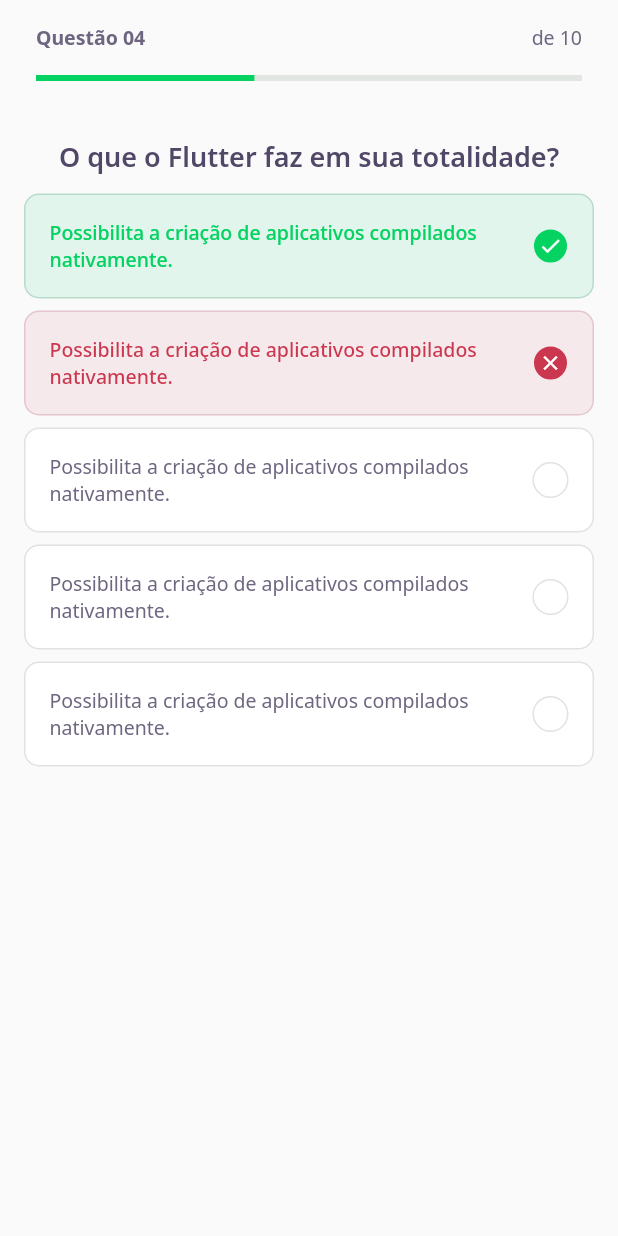
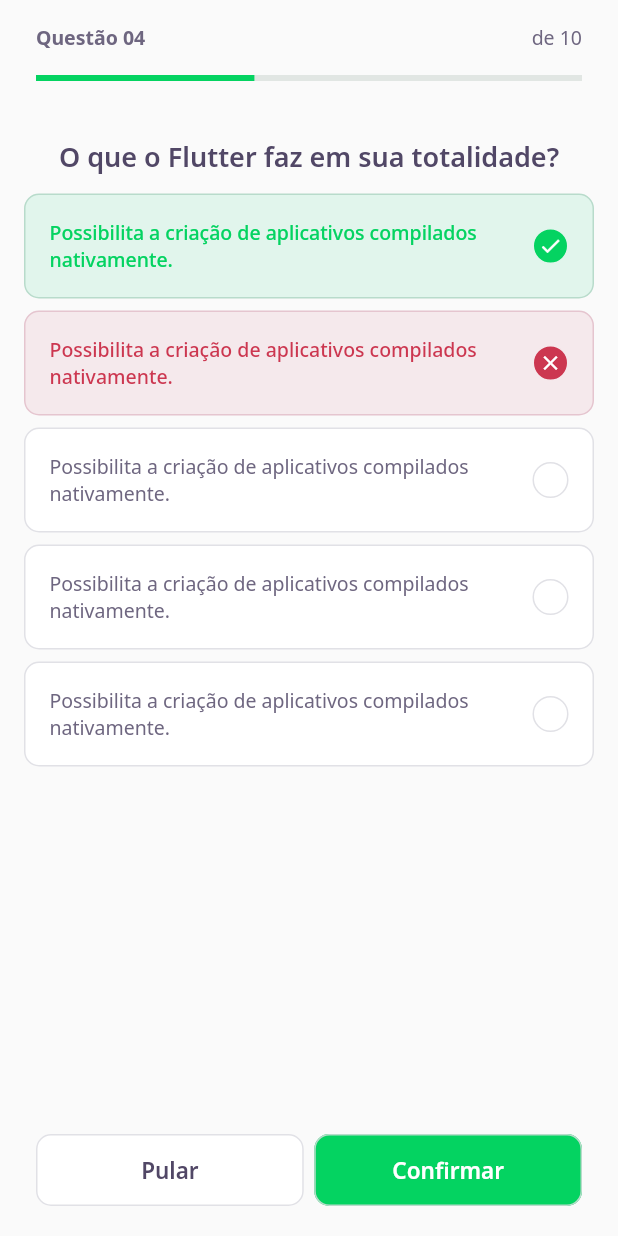
Before and after one commit to dtmiranda/devquiz, a Flutter app: the ChallengePage screen opened directly, on a phone screen of 412 x 824 dp. Run offline on Flutter 3.47's test engine with Material 2 defaults, Android fonts, the phone set to English and light mode, and no system bars; our stand-ins replace google_fonts; missing offline and left inert: dart:ffi; accounts and stored records are empty.

Commit message:
CREATE: button widget

```diff
--- /dev/null
+++ b/assets/database/user.json
@@ -0,0 +1,5 @@
+{
+    "name": "Samuel",
+    "score": 75,
+    "photoUrl": " "
+}
--- a/database/user.json
+++ /dev/null
@@ -1,5 +0,0 @@
-{
-    "name": "Samuel",
-    "score": 75,
-    "photoUrl": "https://github.com/dtmiranda.png"
-}
--- a/lib/challenge/challenge_page.dart
+++ b/lib/challenge/challenge_page.dart
@@ -1,3 +1,4 @@
+import 'package:devquiz/challenge/widget/next_button/next_button_widget.dart';
 import 'package:devquiz/challenge/widget/question_indicator/question_indicator.dart';
 import 'package:flutter/material.dart';
 
@@ -16,11 +17,30 @@ class _ChallengePageState extends State<ChallengePage> {
     return Scaffold(
       appBar: PreferredSize(
         preferredSize: Size.fromHeight(60),
-        child: SafeArea(top: true, child: QuestionIndicatorWidget()),
+        child: SafeArea(
+          top: true,
+          child: QuestionIndicatorWidget(),
+        ),
       ),
       body: QuizWidget(
         quizTitle: "O que o Flutter faz em sua totalidade?",
       ),
+      bottomNavigationBar: SafeArea(
+        bottom: true,
+        child: Padding(
+          padding: const EdgeInsets.symmetric(horizontal: 24, vertical: 20),
+          child: Row(
+            mainAxisAlignment: MainAxisAlignment.spaceAround,
+            children: [
+              Expanded(child: NextButtonWidget.white(label: "Pular")),
+              SizedBox(
+                width: 7,
+              ),
+              Expanded(child: NextButtonWidget.green(label: "Confirmar")),
+            ],
+          ),
+        ),
+      ),
     );
   }
 }
--- /dev/null
+++ b/lib/challenge/widget/next_button/next_button_widget.dart
@@ -0,0 +1,58 @@
+import 'package:flutter/material.dart';
+import 'package:google_fonts/google_fonts.dart';
+
+import 'package:devquiz/core/core.dart';
+
+class NextButtonWidget extends StatelessWidget {
+  final String label;
+  final Color backgroudColor;
+  final Color fontColor;
+  final Color borderColor;
+
+  NextButtonWidget({
+    Key? key,
+    required this.label,
+    required this.backgroudColor,
+    required this.fontColor,
+    required this.borderColor,
+  }) : super(key: key);
+
+  NextButtonWidget.green({required String label})
+      : this.backgroudColor = AppColors.darkGreen,
+        this.fontColor = AppColors.white,
+        this.borderColor = AppColors.green,
+        this.label = label;
+
+  NextButtonWidget.white({required String label})
+      : this.backgroudColor = AppColors.white,
+        this.fontColor = AppColors.black,
+        this.borderColor = AppColors.border,
+        this.label = label;
+
+  @override
+  Widget build(BuildContext context) {
+    return Container(
+      height: 48,
+      child: TextButton(
+        style: ButtonStyle(
+          backgroundColor: MaterialStateProperty.all(
+            backgroudColor,
+          ),
+          shape: MaterialStateProperty.all(RoundedRectangleBorder(
+            borderRadius: BorderRadius.circular(10),
+          )),
+          side: MaterialStateProperty.all(BorderSide(color: borderColor)),
+        ),
+        onPressed: () {},
+        child: Text(
+          label,
+          style: GoogleFonts.notoSans(
+            fontWeight: FontWeight.w600,
+            fontSize: 15,
+            color: fontColor,
+          ),
+        ),
+      ),
+    );
+  }
+}
--- a/lib/core/app_widget.dart
+++ b/lib/core/app_widget.dart
@@ -8,7 +8,7 @@ class AppWidget extends StatelessWidget {
   Widget build(BuildContext context) {
     return const MaterialApp(
       title: "DevQuiz",
-      home: HomePage(),
+      home: ChallengePage(),
     );
   }
 }
--- a/lib/home/home_repository.dart
+++ b/lib/home/home_repository.dart
@@ -6,13 +6,14 @@ import 'package:flutter/services.dart';
 
 class HomeRepository {
   Future<UserModule> getUser() async {
-    final response = await rootBundle.loadString("/database/user.json");
+    final response = await rootBundle.loadString("assets/database/user.json");
     final user = UserModule.fromJson(response);
     return user;
   }
 
   Future<List<QuizModule>> getQuizzes() async {
-    final response = await rootBundle.loadString("/database/quizzes.json");
+    final response =
+        await rootBundle.loadString("assets/database/quizzes.json");
     final list = jsonDecode(response) as List;
     final quizzes = list.map((e) => QuizModule.fromMap(e)).toList();
     return quizzes;
--- a/lib/modules/answer_module.dart
+++ b/lib/modules/answer_module.dart
@@ -3,7 +3,7 @@ import 'dart:convert';
 import 'package:flutter/widgets.dart';
 
 class AnswerModule {
-  final String answerTitle;
+  final String? answerTitle;
   final bool isRight;
 
   AnswerModule({
@@ -20,7 +20,7 @@ class AnswerModule {
 
   factory AnswerModule.fromMap(Map<String, dynamic> map) {
     return AnswerModule(
-      answerTitle: map['answerTitle'] ?? '',
+      answerTitle: map['answerTitle'],
       isRight: map['isRight'] ?? false,
     );
   }
--- a/pubspec.yaml
+++ b/pubspec.yaml
@@ -55,7 +55,7 @@ dev_dependencies:
 flutter:
   assets:
     - assets/images/
-    - database/
+    - assets/database/
 
   # The following line ensures that the Material Icons font is
   # included with your application, so that you can use the icons in
```
Also changed, not shown: assets/database/quizzes.json (added, +73 -0 lines), database/quizzes.json (deleted, +0 -19 lines), lib/home/home_controller.dart (+8 -44 lines).
